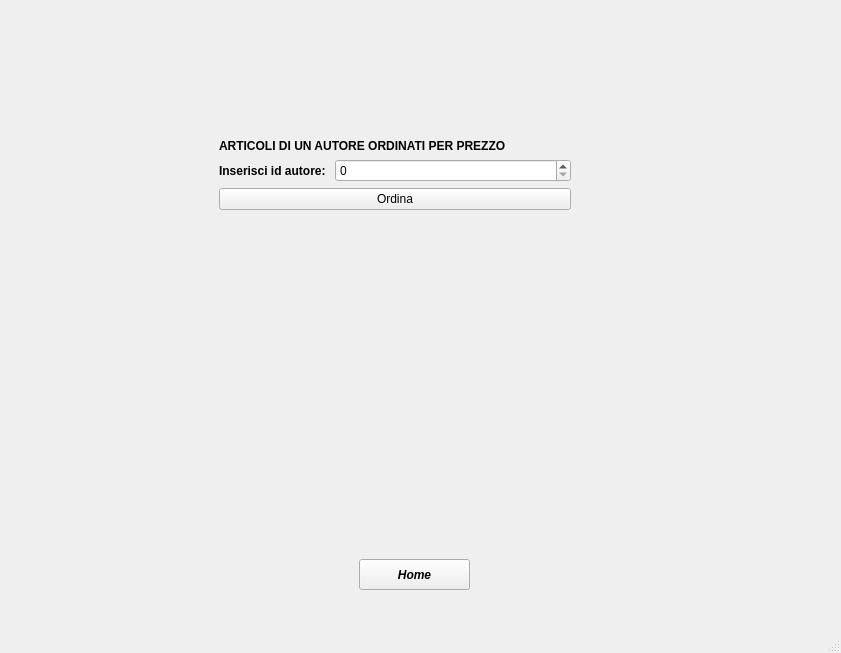
First picture: the form in Progetto/mainwindow.ui, repository Giacoia/ProgettoPO, before the edit.
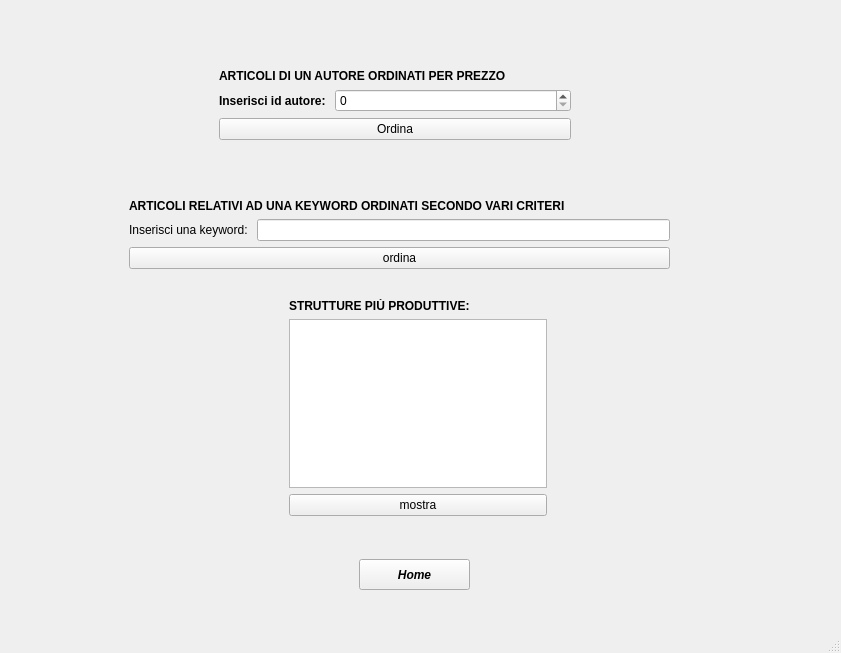
Second picture: the form after the edit. The open tabs and pages were chosen to show the change.

```diff
--- a/Progetto/mainwindow.ui
+++ b/Progetto/mainwindow.ui
@@ -1559,11 +1559,11 @@
          <string>Home</string>
         </property>
        </widget>
-       <widget class="QWidget" name="">
+       <widget class="QWidget" name="layoutWidget">
         <property name="geometry">
          <rect>
           <x>210</x>
-          <y>130</y>
+          <y>60</y>
           <width>352</width>
           <height>82</height>
          </rect>
@@ -1607,6 +1607,83 @@
          </item>
         </layout>
        </widget>
+       <widget class="QWidget" name="layoutWidget">
+        <property name="geometry">
+         <rect>
+          <x>120</x>
+          <y>190</y>
+          <width>541</width>
+          <height>81</height>
+         </rect>
+        </property>
+        <layout class="QFormLayout" name="formLayout_13">
+         <item row="0" column="0" colspan="2">
+          <widget class="QLabel" name="label_24">
+           <property name="font">
+            <font>
+             <weight>75</weight>
+             <bold>true</bold>
+            </font>
+           </property>
+           <property name="text">
+            <string>ARTICOLI RELATIVI AD UNA KEYWORD ORDINATI SECONDO VARI CRITERI</string>
+           </property>
+          </widget>
+         </item>
+         <item row="1" column="0">
+          <widget class="QLabel" name="label_25">
+           <property name="text">
+            <string>Inserisci una keyword: </string>
+           </property>
+          </widget>
+         </item>
+         <item row="1" column="1">
+          <widget class="QLineEdit" name="keyword"/>
+         </item>
+         <item row="2" column="0" colspan="2">
+          <widget class="QPushButton" name="ordinaPerVariCriteri">
+           <property name="text">
+            <string>ordina</string>
+           </property>
+          </widget>
+         </item>
+        </layout>
+       </widget>
+       <widget class="QWidget" name="">
+        <property name="geometry">
+         <rect>
+          <x>280</x>
+          <y>290</y>
+          <width>258</width>
+          <height>217</height>
+         </rect>
+        </property>
+        <layout class="QVBoxLayout" name="verticalLayout_13">
+         <item>
+          <widget class="QLabel" name="label_26">
+           <property name="font">
+            <font>
+             <weight>75</weight>
+             <bold>true</bold>
+            </font>
+           </property>
+           <property name="text">
+            <string>STRUTTURE PIÙ PRODUTTIVE:</string>
+           </property>
+          </widget>
+         </item>
+         <item>
+          <widget class="QListWidget" name="listStruttureProduttive"/>
+         </item>
+         <item>
+          <widget class="QPushButton" name="mostraStrutture">
+           <property name="text">
+            <string>mostra</string>
+           </property>
+          </widget>
+         </item>
+        </layout>
+       </widget>
       </widget>
      </widget>
     </item>
```
Left out of the diff: 12 changed lines with no effect on the pictures.
